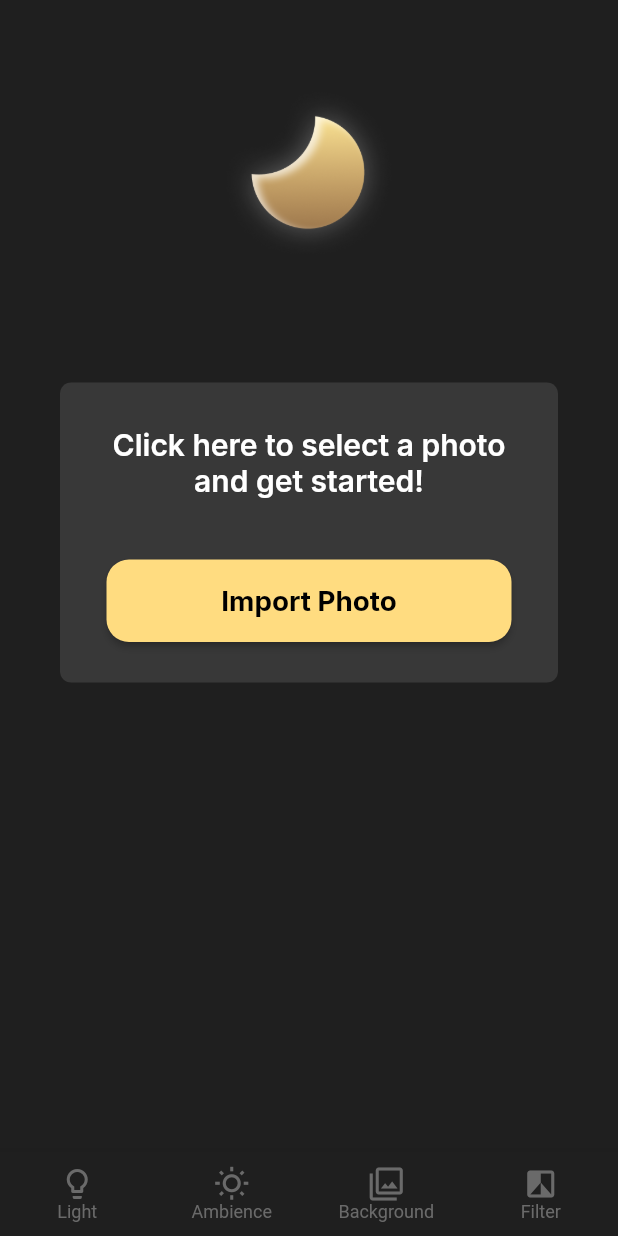
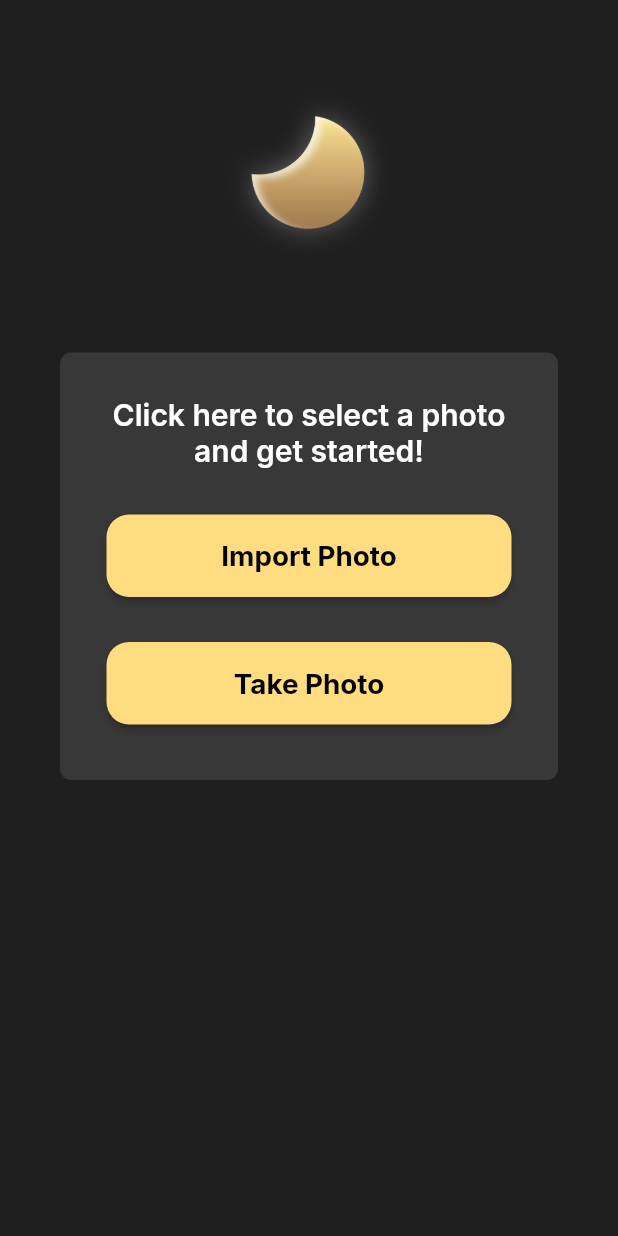
Before and after one commit to illuminate-project/illuminate-mobile, a Flutter app: the screen it shows after launch, after a tap on "Import Photo", on a phone screen of 412 x 824 dp. Run offline on Flutter 3.47's test engine with Material 2 defaults, Android fonts, the phone set to English and light mode, and no system bars; our stand-ins replace flutter_colorpicker, gallery_saver, google_fonts, image_picker.

Commit message:
Upload From Camera Added

```diff
--- a/lib/elements/bottom_nav.dart
+++ b/lib/elements/bottom_nav.dart
@@ -1,16 +1,12 @@
 import 'package:flutter/material.dart';
-import 'package:image_picker/image_picker.dart';
 
 class BottomNav extends StatefulWidget {
   final Function changeScreen;
   final int selectedScreen;
-  final XFile? selectedImage;
-
   const BottomNav({
     super.key,
     required this.selectedScreen,
     required this.changeScreen,
-    required this.selectedImage,
   });
 
   @override
@@ -23,9 +19,7 @@ class _BottomNavState extends State<BottomNav> {
     return BottomNavigationBar(
       type: BottomNavigationBarType.fixed,
       backgroundColor: const Color.fromARGB(255, 31, 31, 31),
-      selectedItemColor: widget.selectedImage != null
-          ? const Color.fromARGB(255, 227, 174, 111)
-          : const Color.fromARGB(255, 131, 131, 131).withOpacity(.75),
+      selectedItemColor: const Color.fromARGB(255, 227, 174, 111),
       unselectedItemColor:
           const Color.fromARGB(255, 131, 131, 131).withOpacity(.75),
       selectedFontSize: 12,
--- a/lib/elements/upload_picture.dart
+++ b/lib/elements/upload_picture.dart
@@ -17,8 +17,13 @@ class UploadPicture extends StatefulWidget {
 }
 
 class _UploadPictureState extends State<UploadPicture> {
-  void _getImage() async {
-    XFile? image = await ImagePicker().pickImage(source: ImageSource.gallery);
+  void _getImage(int type) async {
+    XFile? image;
+    if (type == 1) {
+      image = await ImagePicker().pickImage(source: ImageSource.gallery);
+    } else {
+      image = await ImagePicker().pickImage(source: ImageSource.camera);
+    }
 
     if (image != null) {
       widget.changePicture(image);
@@ -31,7 +36,7 @@ class _UploadPictureState extends State<UploadPicture> {
   Widget build(BuildContext context) {
     return Container(
         width: double.infinity,
-        height: 200,
+        height: 285,
         margin: const EdgeInsets.only(left: 40, right: 40, top: 0, bottom: 0),
         decoration: BoxDecoration(
           color: Color.fromARGB(255, 56, 56, 56),
@@ -50,9 +55,9 @@ class _UploadPictureState extends State<UploadPicture> {
                     fontSize: 20,
                   )),
             ),
-            SizedBox(height: 40),
+            SizedBox(height: 30),
             ElevatedButton(
-                onPressed: () => {_getImage()},
+                onPressed: () => {_getImage(1)},
                 style: ElevatedButton.styleFrom(
                   minimumSize: Size(270, 55),
                   backgroundColor: Color.fromARGB(255, 255, 220, 128),
@@ -67,6 +72,24 @@ class _UploadPictureState extends State<UploadPicture> {
                       color: Colors.black,
                       fontWeight: FontWeight.bold,
                       fontSize: 18.5),
+                )),
+            SizedBox(height: 30),
+            ElevatedButton(
+                onPressed: () => {_getImage(2)},
+                style: ElevatedButton.styleFrom(
+                  minimumSize: Size(270, 55),
+                  backgroundColor: Color.fromARGB(255, 255, 220, 128),
+                  shape: new RoundedRectangleBorder(
+                    borderRadius: new BorderRadius.circular(15.0),
+                  ),
+                ),
+                child: Text(
+                  'Take Photo',
+                  textAlign: TextAlign.center,
+                  style: GoogleFonts.inter(
+                      color: Colors.black,
+                      fontWeight: FontWeight.bold,
+                      fontSize: 18.5),
                 ))
           ],
         ));
--- a/lib/home_page.dart
+++ b/lib/home_page.dart
@@ -192,9 +192,9 @@ class _HomePageState extends State<HomePage> {
     setState(() {
       _selectedImage = image;
       if (image == null) {
+        _setMesh(false);
         lightScreens.removeRange(0, lightScreens.length);
         lightsButtons.removeRange(0, lightsButtons.length);
-        _setMesh(false);
       } else {
         _setLoadingBar(true);
         Timer(
@@ -315,11 +315,12 @@ class _HomePageState extends State<HomePage> {
                 ])
         ],
       ),
-      bottomNavigationBar: BottomNav(
-        selectedScreen: _selectedScreen,
-        changeScreen: _setScreen,
-        selectedImage: _selectedImage,
-      ),
+      bottomNavigationBar: _selectedImage != null
+          ? BottomNav(
+              selectedScreen: _selectedScreen,
+              changeScreen: _setScreen,
+            )
+          : null,
     );
   }
 }
--- a/lib/screens/start_screen.dart
+++ b/lib/screens/start_screen.dart
@@ -30,7 +30,7 @@ class _StartScreenState extends State<StartScreen> {
                     fit: BoxFit.fitHeight),
               ),
             )),
-        SizedBox(height: 75),
+        SizedBox(height: 55),
         UploadPicture(
           selectedImage: widget.selectedImage,
           changeOriginalImage: widget.changeOriginalImage,
```
